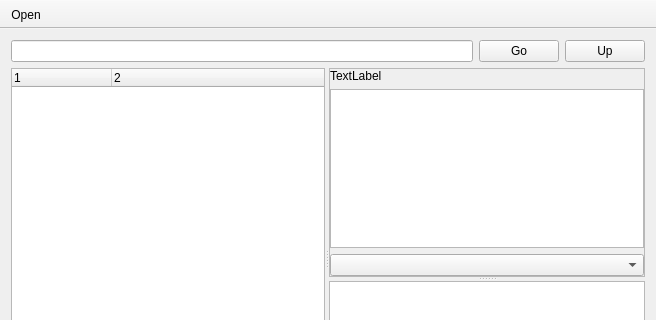
The window that mainwindow.ui (waiting4love/HDF5PAD) describes before a commit, drawn with Qt 5; both pictures show x 0 to 656 and y 0 to 320 of the 656 by 480 pixel window.
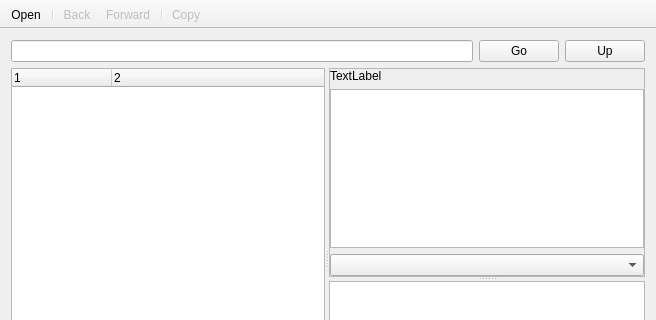
The same window after the commit. Icons and pictures are not drawn.

Diff of the .ui file:
```diff
--- a/mainwindow.ui
+++ b/mainwindow.ui
@@ -130,6 +130,11 @@
     <bool>false</bool>
    </attribute>
    <addaction name="actionOpen"/>
+   <addaction name="separator"/>
+   <addaction name="actionBack"/>
+   <addaction name="actionForward"/>
+   <addaction name="separator"/>
+   <addaction name="actionCopy"/>
   </widget>
   <widget class="QStatusBar" name="statusBar"/>
   <action name="actionOpen">
@@ -155,6 +160,42 @@
     <string>Close</string>
    </property>
   </action>
+  <action name="actionBack">
+   <property name="enabled">
+    <bool>false</bool>
+   </property>
+   <property name="icon">
+    <iconset resource="hdf5pad.qrc">
+     <normaloff>:/icons/res/left-arrow.svg</normaloff>:/icons/res/left-arrow.svg</iconset>
+   </property>
+   <property name="text">
+    <string>Back</string>
+   </property>
+  </action>
+  <action name="actionForward">
+   <property name="enabled">
+    <bool>false</bool>
+   </property>
+   <property name="icon">
+    <iconset resource="hdf5pad.qrc">
+     <normaloff>:/icons/res/right-arrow.svg</normaloff>:/icons/res/right-arrow.svg</iconset>
+   </property>
+   <property name="text">
+    <string>Forward</string>
+   </property>
+  </action>
+  <action name="actionCopy">
+   <property name="enabled">
+    <bool>false</bool>
+   </property>
+   <property name="icon">
+    <iconset resource="hdf5pad.qrc">
+     <normaloff>:/icons/res/copy.svg</normaloff>:/icons/res/copy.svg</iconset>
+   </property>
+   <property name="text">
+    <string>Copy</string>
+   </property>
+  </action>
  </widget>
  <layoutdefault spacing="6" margin="11"/>
  <tabstops>
```
Left out of the diff: 28 changed lines with no effect on the pictures.
